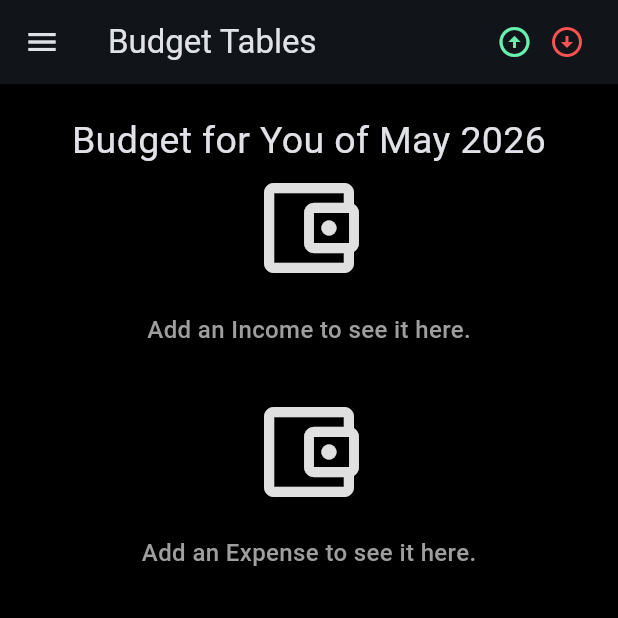
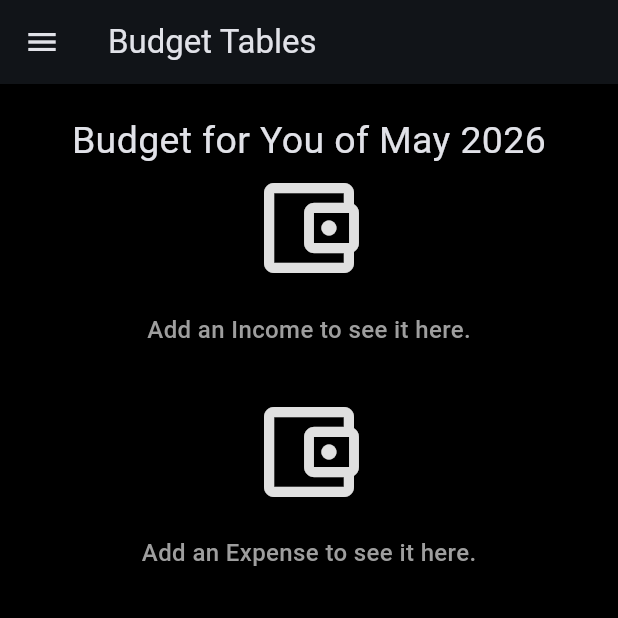
Before and after one commit to CodingDashUU/analytical_budget_tracker, a Flutter app: the BudgetTablesPage screen opened by its route, on a phone screen of 412 x 824 dp, the top half of it. Run offline on Flutter 3.47's test engine with Material 3 defaults, Android fonts, the phone set to English and light mode, and no system bars; drawn by our look-alikes of dropdown_button2; our stand-ins replace data_table_2, file_picker, fl_chart, flutter_spinbox, font_awesome_flutter, go_router and 2 more; missing offline and left inert: file_saver.

Commit message:
Removed the dropdown buttons in budget_tables.dart on the mobile version

```diff
--- a/lib/screens/budget_tables.dart
+++ b/lib/screens/budget_tables.dart
@@ -13,6 +13,7 @@
 // You should have received a copy of the GNU General Public License
 // along with this program. If not, see <https://www.gnu.org/licenses/>.
 
+import 'package:flutter/foundation.dart';
 import 'package:flutter/material.dart';
 import 'package:signals/signals_flutter.dart';
 
@@ -42,7 +43,8 @@ class _BudgetTablesPageState extends State<BudgetTablesPage> {
         return Scaffold(
           appBar: AppBar(
               title: const Text("Budget Tables"),
-              actions: [
+              actions: defaultTargetPlatform != TargetPlatform.android &&
+                  defaultTargetPlatform != TargetPlatform.iOS ? [
                 BudgetDropdownButton(pageSetState: setState,
                   type: BudgetType.income,
                   icon: Icons.arrow_circle_up,),
@@ -50,7 +52,7 @@ class _BudgetTablesPageState extends State<BudgetTablesPage> {
                 BudgetDropdownButton(pageSetState: setState,
                   type: BudgetType.expense,
                   icon: Icons.arrow_circle_down,),
-                SizedBox(width: 22)]
+                SizedBox(width: 22)] : null
           ),
           drawer: AppDrawer(),
           floatingActionButton: isLarge ? FloatingActionButton(
```
